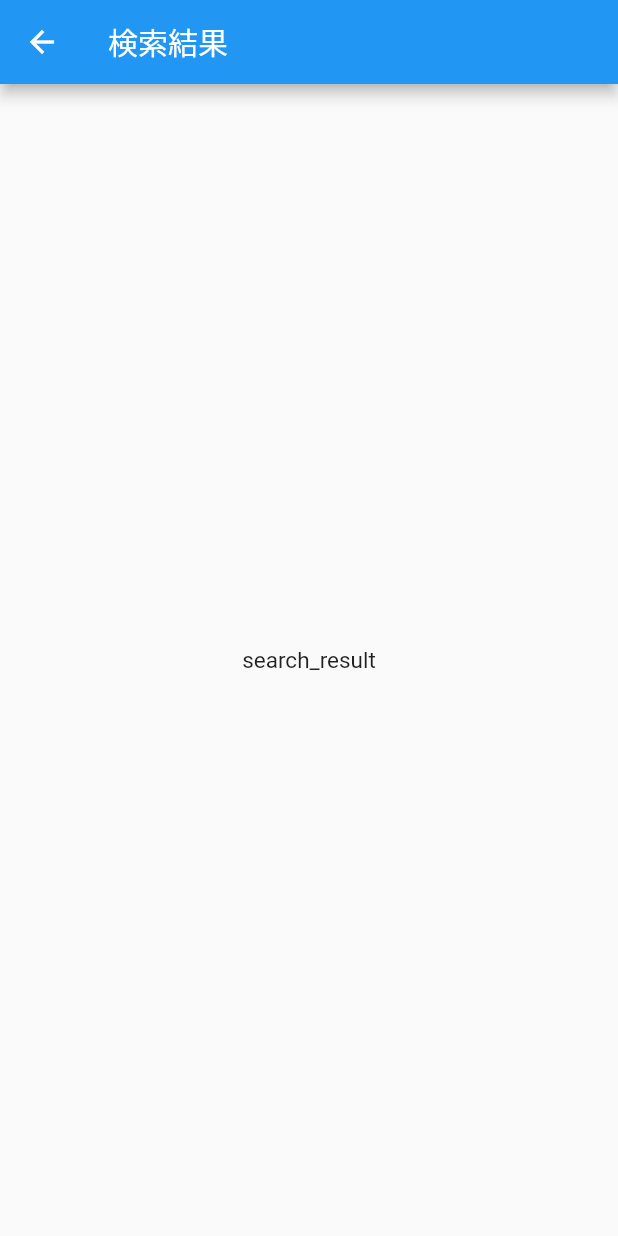
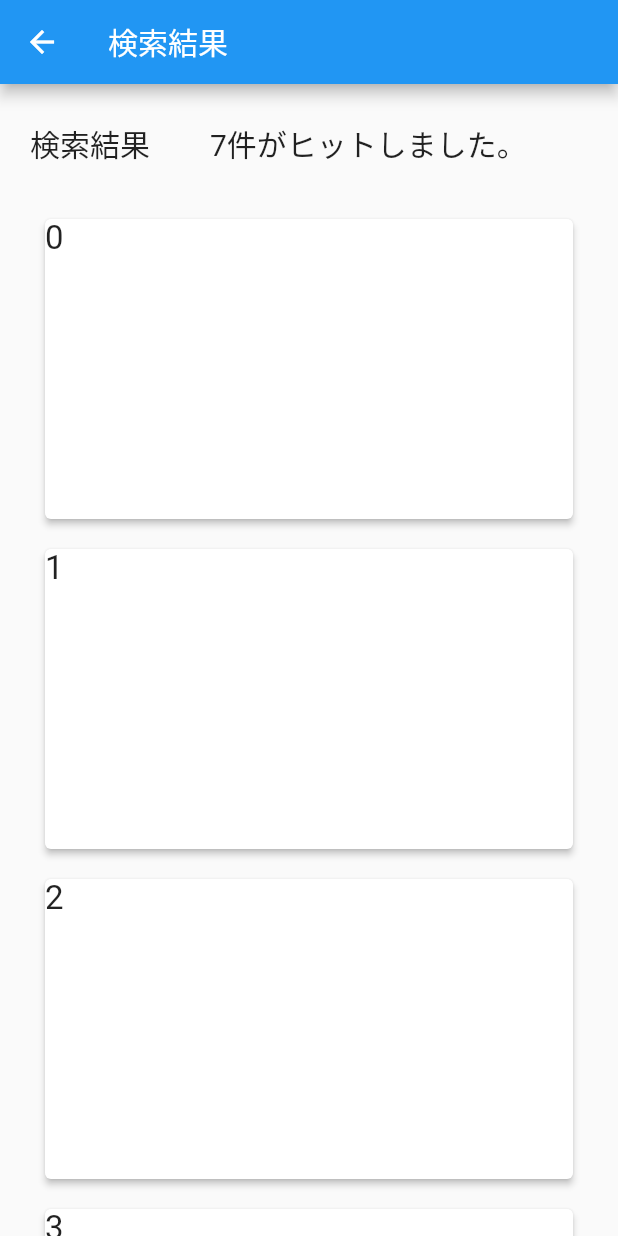
Before and after one commit to ssshun/digital_bookshelf, a Flutter app: the SearchResult screen opened directly, on a phone screen of 412 x 824 dp. Run offline on Flutter 3.47's test engine with Material 2 defaults, Android fonts, the phone set to English and light mode, and no system bars; our stand-ins replace cached_network_image, font_awesome_flutter; network calls fail.

Commit message:
add result card frame

```diff
--- a/lib/search_result.dart
+++ b/lib/search_result.dart
@@ -14,7 +14,63 @@ class _SearchResultState extends State<SearchResult> {
       appBar: AppBar(
         title: Text('検索結果'),
       ),
-      body: Center(child: Text('search_result')),
+      body: Column(
+        children: <Widget>[
+          _headerArea(),
+          _resultArea(),
+        ],
+      ),
+    );
+  }
+
+  Widget _headerArea() {
+    return Padding(
+      padding: EdgeInsets.all(20.0),
+      child: Row(
+        children: <Widget>[
+          Text(
+            '検索結果',
+            style: TextStyle(
+              fontSize: 20,
+            ),
+          ),
+          Padding(
+            padding: EdgeInsets.all(20.0),
+          ),
+          Text(
+            '7件がヒットしました。',
+            style: TextStyle(
+              fontSize: 20,
+            ),
+          ),
+        ],
+      ),
+    );
+  }
+
+  Widget _resultArea() {
+    return Expanded(
+      child: ListView.builder(
+        itemCount: 10,
+        itemBuilder: (BuildContext context, int index) {
+          return _resultCard(index);
+        },
+      ),
+    );
+  }
+
+  Widget _resultCard(int index) {
+    return Card(
+      elevation: 2.0,
+      margin: EdgeInsets.only(top: 10.0, right: 30.0, bottom: 10.0, left: 30.0),
+      child: SizedBox(
+        width: double.infinity,
+        height: 200.0,
+        child: Text(
+          '$index',
+          style: TextStyle(fontSize: 22.0),
+        ),
+      ),
     );
   }
 }
```
